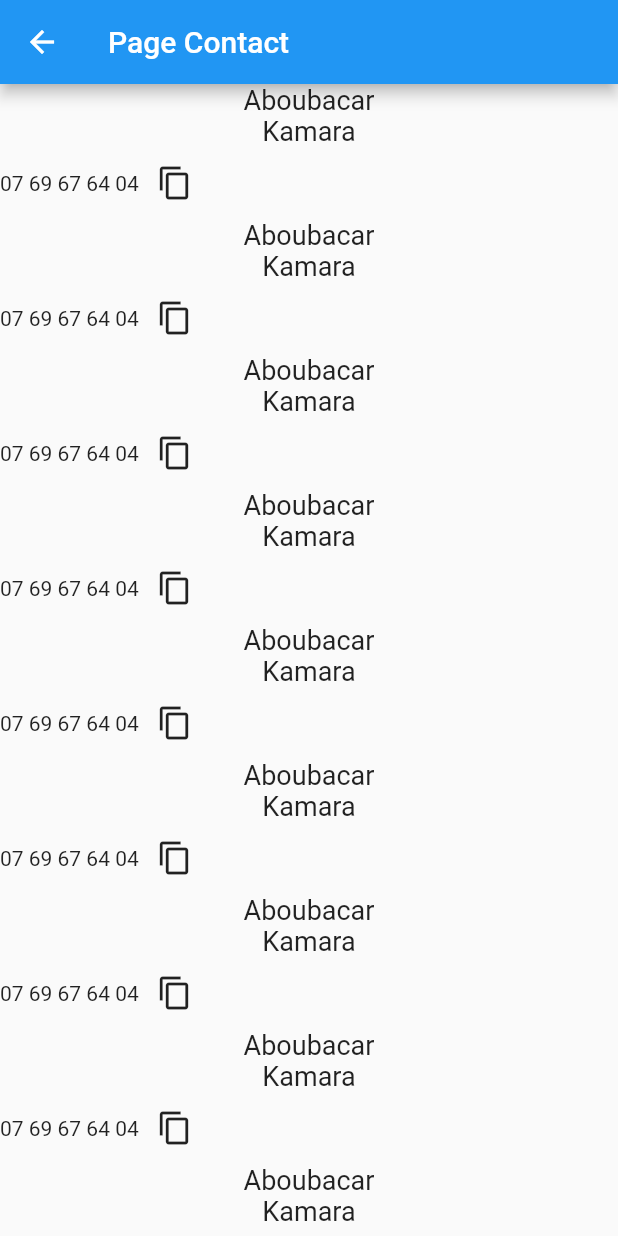
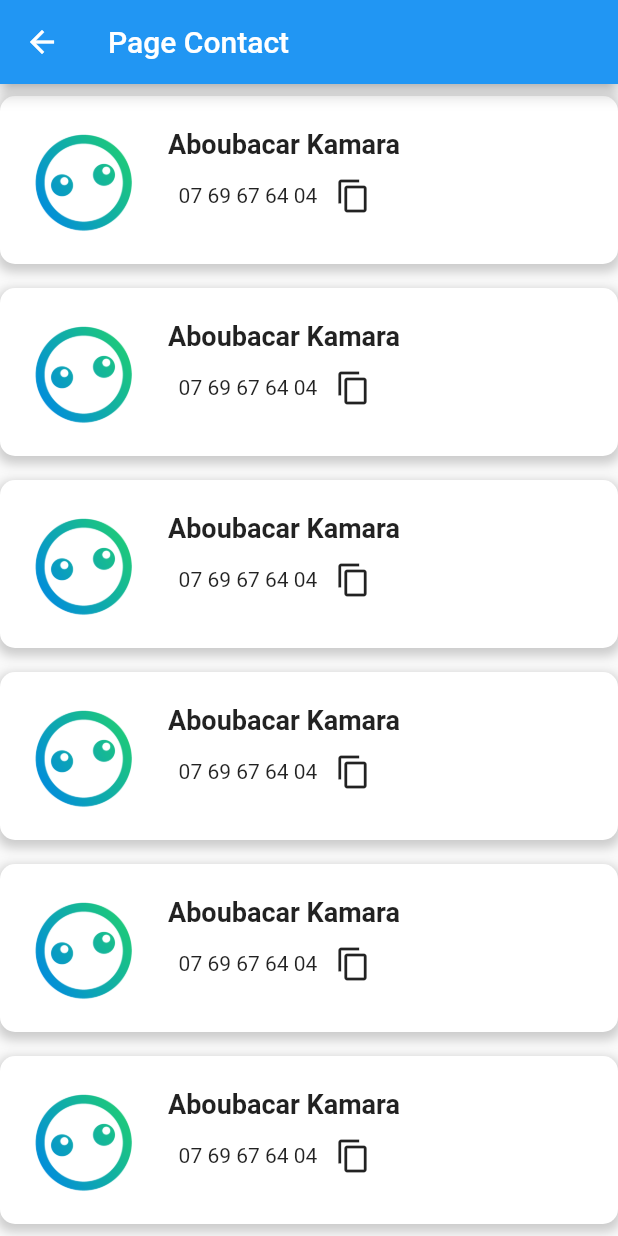
Before and after one commit to AboubacarKamara/ma_petite_planete_demo, a Flutter app: the PageContact screen opened directly, on a phone screen of 412 x 824 dp. Run offline on Flutter 3.47's test engine with Material 2 defaults, Android fonts, the phone set to English and light mode, and no system bars; our stand-ins replace fluttertoast.

Commit message:
style page contact

```diff
--- a/lib/Page/pageContact.dart
+++ b/lib/Page/pageContact.dart
@@ -2,8 +2,6 @@ import 'package:flutter/material.dart';
 import 'package:fluttertoast/fluttertoast.dart';
 import 'package:flutter/services.dart';
 import 'package:url_launcher/url_launcher.dart';
-
-
 
 
 class PageContact extends StatefulWidget {
@@ -37,26 +35,60 @@ class PageContactWidget extends State<PageContact> {
       }
   }
 
-  Widget contactCard(){
-    return
-    InkWell(
+  Widget contactCard() {
+    return InkWell(
       onTap: redirectGoogle,
       child: Container(
-        child: Column(
+        padding: const EdgeInsets.all(16.0),
+        margin: const EdgeInsets.symmetric(vertical: 8.0),
+        decoration: BoxDecoration(
+          borderRadius: BorderRadius.circular(10),
+          color: Colors.white,
+          boxShadow: [
+            BoxShadow(
+              color: Colors.grey.withOpacity(0.5),
+              spreadRadius: 2,
+              blurRadius: 5,
+              offset: const Offset(0, 3),
+            ),
+          ],
+        ),
+        child: Row(
           children: [
-            const Text("Aboubacar",style: TextStyle(fontSize: 18)),
-            const Text("Kamara",style: TextStyle(fontSize: 18)),
-            Row(
+            Container(
+              width: 80,
+              height: 80,
+              decoration: const BoxDecoration(
+                shape: BoxShape.circle,
+                image: DecorationImage(
+                  image: AssetImage('assets/logo_mpp.png'),
+                  fit: BoxFit.cover,
+                ),
+              ),
+            ),
+            const SizedBox(width: 16),
+            Column(
+              mainAxisAlignment: MainAxisAlignment.center,
               children: [
-                Text(numero),
-                IconButton(onPressed: showToast, icon: const Icon(Icons.copy))
+                const Text(
+                  "Aboubacar Kamara",
+                  style: TextStyle(fontSize: 18, fontWeight: FontWeight.bold),
+                ),
+                Row(
+                  children: [
+                    Text(
+                      numero,
+                      style: const TextStyle(fontSize: 14),
+                      ),
+                    IconButton(onPressed: showToast, icon: const Icon(Icons.copy))
+                  ],
+                )
               ],
-            )
+            ),
           ],
         ),
       ),
     );
-
   }
 
   @override
--- a/pubspec.yaml
+++ b/pubspec.yaml
@@ -61,6 +61,8 @@ flutter:
   # included with your application, so that you can use the icons in
   # the material Icons class.
   uses-material-design: true
+  assets:
+    - assets/logo_mpp.png
 
   # To add assets to your application, add an assets section, like this:
   # assets:
```
Also changed, not shown: assets/logo_mpp.png (added).
